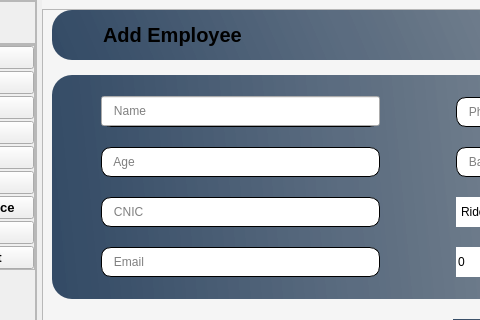
Old version of the form Stacked_DesignUI1.ui in the repository mukarramdaniel/Distribution-System_Python; both pictures show x 178 to 658 and y 0 to 320 of the 1087 by 642 pixel window.
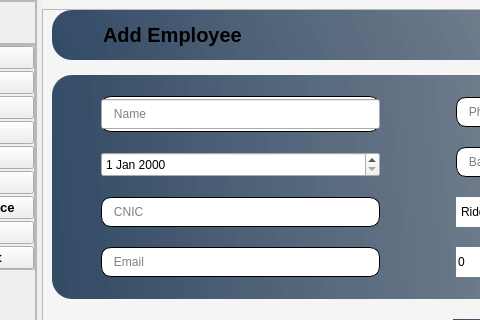
New version of the form. The open tabs and pages were chosen to show the change. Icons and pictures are not drawn.

Commit message: Dev-U30-UI

```diff
--- a/Stacked_DesignUI1.ui
+++ b/Stacked_DesignUI1.ui
@@ -3730,16 +3730,13 @@
                   </widget>
                  </item>
                  <item>
-                  <widget class="QLineEdit" name="txt_Age">
+                  <widget class="QDateEdit" name="dateAge">
                    <property name="minimumSize">
                     <size>
                      <width>0</width>
-                     <height>30</height>
+                     <height>25</height>
                     </size>
                    </property>
-                   <property name="placeholderText">
-                    <string>   Age</string>
-                   </property>
                   </widget>
                  </item>
                  <item>
```
Left out of the diff: 2 changed lines with no effect on the pictures. The commit also changes 3 other files.
